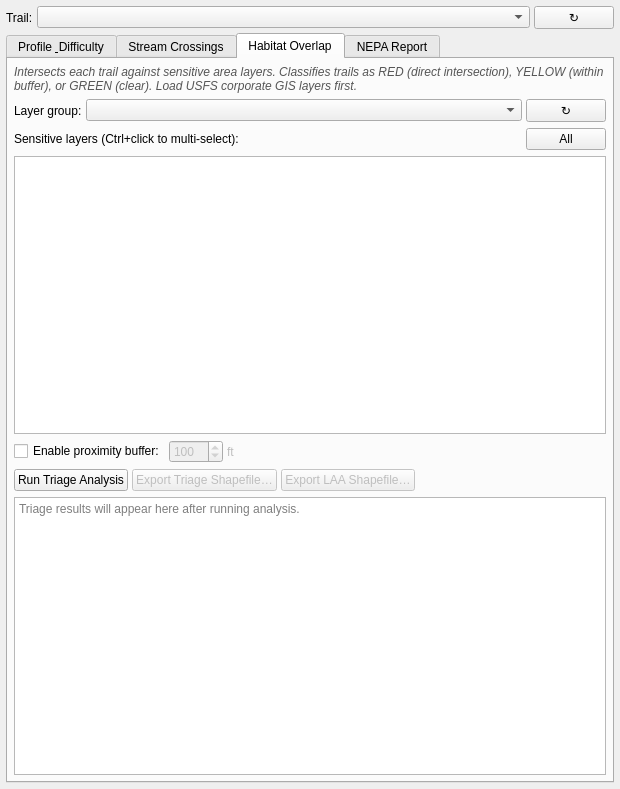
Qt form MTBDesignToolsNEPA_dockwidget_base.ui (casey205/MTBDesignTools_NEPA) before a commit.
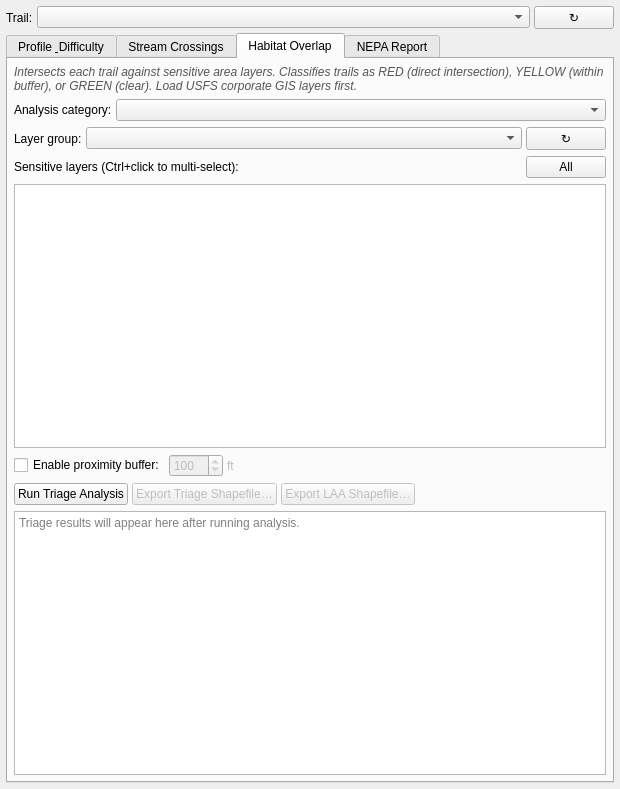
The same form after that commit. The open tabs and pages were chosen to show the change.

Commit message: feat: add named analysis slots (Option A) to Habitat Overlap tab

Diff of the .ui file:
```diff
--- a/MTBDesignToolsNEPA_dockwidget_base.ui
+++ b/MTBDesignToolsNEPA_dockwidget_base.ui
@@ -663,6 +663,38 @@
          </widget>
         </item>
 
+        <!-- Analysis category (named slot) selector -->
+        <item>
+         <layout class="QHBoxLayout" name="habitatSlotRow">
+          <property name="spacing">
+           <number>4</number>
+          </property>
+          <item>
+           <widget class="QLabel" name="habitatSlotLabel">
+            <property name="text">
+             <string>Analysis category:</string>
+            </property>
+            <property name="toolTip">
+             <string>Each category stores its results independently — run NSO, Hydrology, Wetlands, etc. separately without overwriting each other. Results appear as separate sections in the NEPA memo.</string>
+            </property>
+           </widget>
+          </item>
+          <item>
+           <widget class="QComboBox" name="habitatSlotCombo">
+            <property name="sizePolicy">
+             <sizepolicy hsizetype="Expanding" vsizetype="Fixed">
+              <horstretch>1</horstretch>
+              <verstretch>0</verstretch>
+             </sizepolicy>
+            </property>
+            <property name="toolTip">
+             <string>Select the analysis category for this run. Switch categories to review or re-run each theme independently.</string>
+            </property>
+           </widget>
+          </item>
+         </layout>
+        </item>
+
         <!-- Group selector row -->
         <item>
          <layout class="QHBoxLayout" name="habitatGroupRow">
```
The commit also changes 1 other file.
